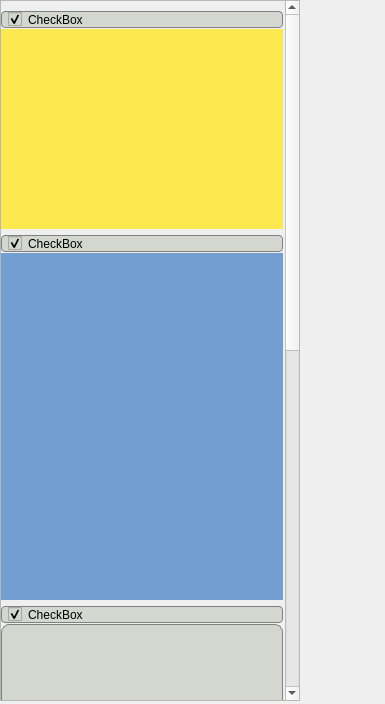
The window that rightArea.ui (cuby-tec/mitoPrinter) describes before a commit, drawn with Qt 5.
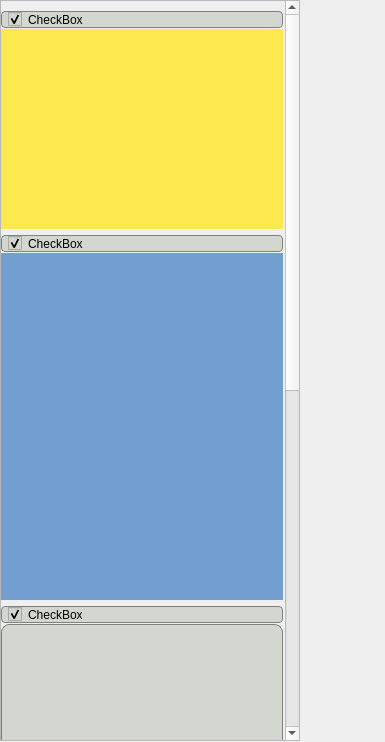
The same window after the commit.

The edit to the form file:
```diff
--- a/rightArea.ui
+++ b/rightArea.ui
@@ -7,7 +7,7 @@
     <x>0</x>
     <y>0</y>
     <width>385</width>
-    <height>704</height>
+    <height>742</height>
    </rect>
   </property>
   <property name="minimumSize">
@@ -36,7 +36,7 @@
      <x>0</x>
      <y>0</y>
      <width>300</width>
-     <height>701</height>
+     <height>741</height>
     </rect>
    </property>
    <property name="sizePolicy">
@@ -61,7 +61,7 @@
     <property name="geometry">
      <rect>
       <x>0</x>
-      <y>-46</y>
+      <y>0</y>
       <width>284</width>
       <height>1400</height>
      </rect>
```
